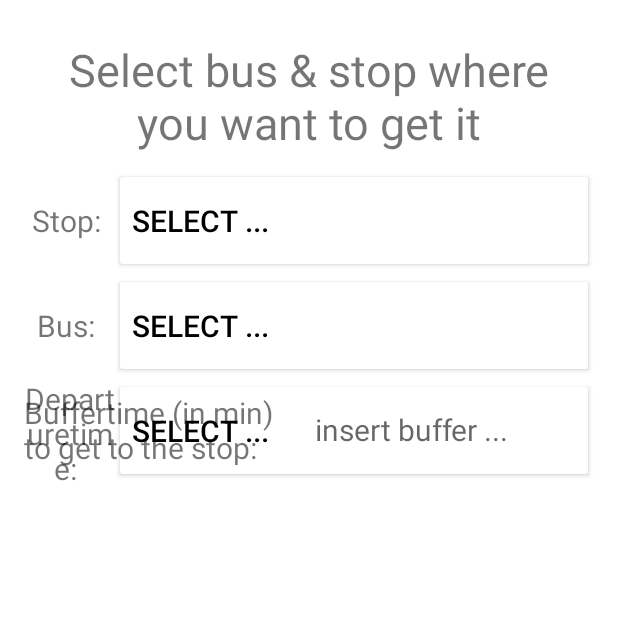
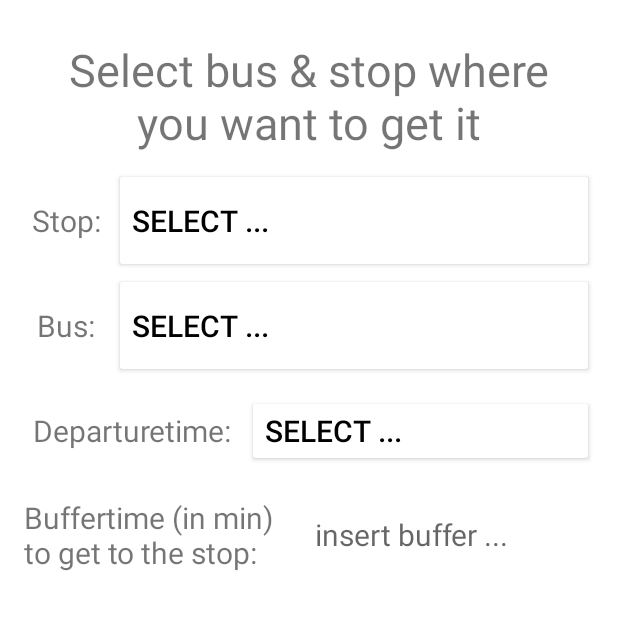
Before and after one commit to Xgamer427/BusyBee, an Android app: the screen it shows after launch (MainActivity), on a phone screen of 412 x 824 dp, the top half of it. Run offline under Robolectric (Android 15) with nearby library versions, the phone set to English and light mode, and no system bars.

Commit message:
SelectionPageCleanedUp

```diff
--- a/app/src/main/res/layout/fragment_selection_page.xml
+++ b/app/src/main/res/layout/fragment_selection_page.xml
@@ -90,7 +90,7 @@
 
         <TextView
             android:id="@+id/tvDeparturetimeSelection"
-            android:layout_width="40dp"
+            android:layout_width="wrap_content"
             android:layout_height="match_parent"
             android:gravity="center"
             android:text="Departuretime: "
@@ -100,7 +100,7 @@
         <Button
             android:id="@+id/btnSelectDeparturetime"
             android:layout_width="wrap_content"
-            android:layout_height="match_parent"
+            android:layout_height="wrap_content"
             android:gravity="center_vertical"
             android:textColor="@color/black"
             android:backgroundTint="@color/white"
@@ -116,7 +116,7 @@
         android:layout_width="match_parent"
         android:layout_height="70dp"
         android:orientation="horizontal"
-        app:layout_constraintTop_toBottomOf="@+id/llBusSelection">
+        app:layout_constraintTop_toBottomOf="@+id/llDeparturetimeSelection">
 
         <TextView
             android:id="@+id/tvBuffertime"
```
